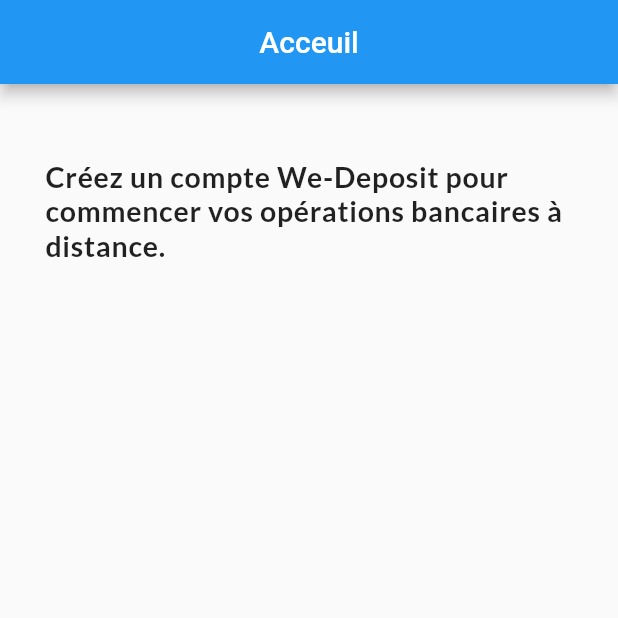
After one commit to W-Deposit/W-Deposit-Flutter-App, a Flutter app: the Home screen opened directly, on a phone screen of 412 x 824 dp, the top half of it. The commit adds this screen. Run offline on Flutter 3.47's test engine with Material 2 defaults, Android fonts, the phone set to English and light mode, and no system bars; our stand-ins replace google_fonts, introduction_screen, shared_preferences; accounts and stored records are empty.

Commit message:
Add a dummy home screen

```diff
--- /dev/null
+++ b/lib/auth/home.dart
@@ -0,0 +1,47 @@
+import 'package:flutter/material.dart';
+import 'package:shared_preferences/shared_preferences.dart';
+import 'dart:convert';
+import 'package:google_fonts/google_fonts.dart';
+
+class Home extends StatefulWidget {
+  @override
+  _HomeState createState() => _HomeState();
+}
+
+class _HomeState extends State<Home> {
+  bool _isLoading = false;
+  TextEditingController passwordController = TextEditingController();
+  TextEditingController phoneController = TextEditingController();
+
+
+  @override
+  Widget build(BuildContext context) {
+    return new Scaffold(
+      resizeToAvoidBottomInset: false,
+      appBar: AppBar(
+        backgroundColor: Colors.blue,
+        centerTitle: true,
+        title: Text('Acceuil'),
+        leading: Container(),
+      ),
+      body:Container(
+        padding: const EdgeInsets.only(top: 30,left: 30,right: 30),
+        child: Column(
+          crossAxisAlignment: CrossAxisAlignment.center,
+          children: <Widget>[
+
+            Container(
+              padding: EdgeInsets.only(top:20,bottom: 20 ),
+              child: Text('Créez un compte We-Deposit pour commencer vos opérations bancaires à distance.',style: GoogleFonts.lato(
+                textStyle: TextStyle( color:Colors.black87, letterSpacing: .5,fontSize: 19,fontWeight: FontWeight.bold),
+              ),),
+            ),
+
+          ],
+
+        ),
+      ),
+    );
+  }
+
+}
```
Also changed, not shown: lib/auth/login.dart (+72 -13 lines).
